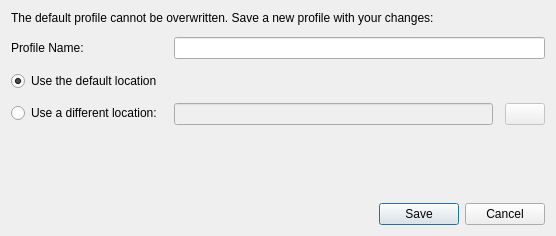
Before: the Qt Designer form ui_files/NewProfile.ui in VoxelCubes/PanelCleaner, drawn with Qt 5.
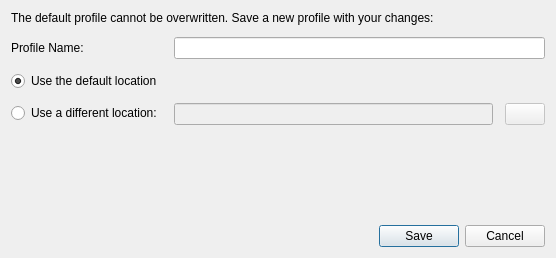
After: the same form once the commit is applied. Icons and pictures are not drawn.

Diff of the .ui file:
```diff
--- a/ui_files/NewProfile.ui
+++ b/ui_files/NewProfile.ui
@@ -7,7 +7,7 @@
     <x>0</x>
     <y>0</y>
     <width>556</width>
-    <height>236</height>
+    <height>258</height>
    </rect>
   </property>
   <property name="windowTitle">
```
Left out of the diff: 4 changed lines with no effect on the pictures.
